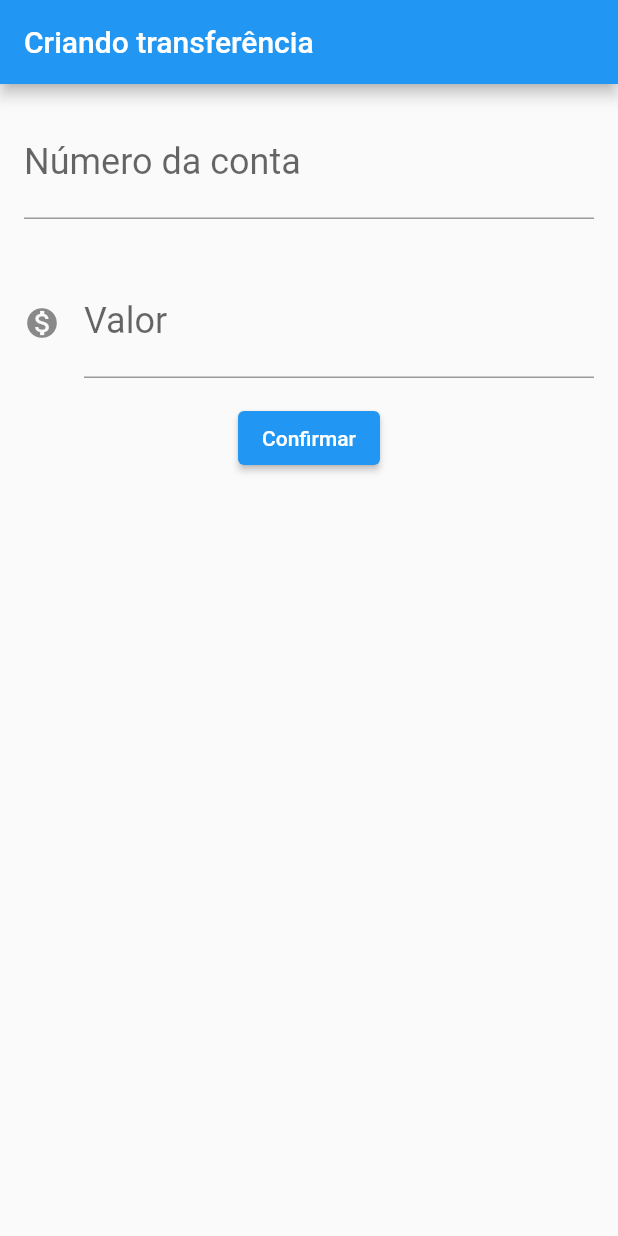
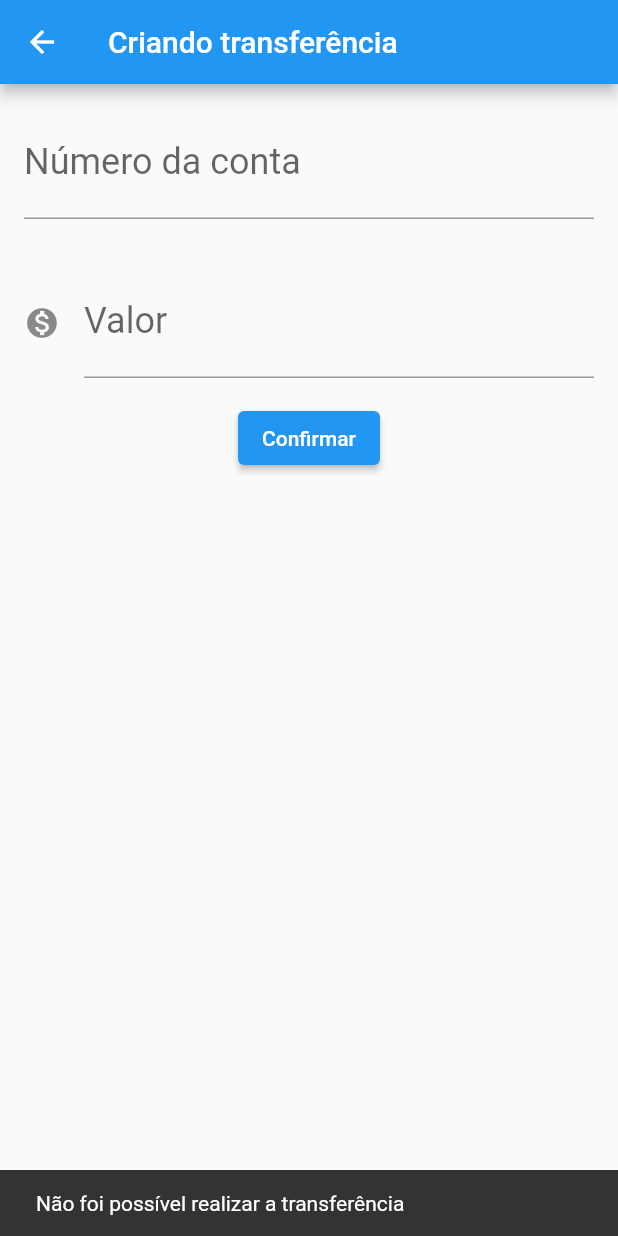
Before and after one commit to cleitonputtlitz/bytebank, a Flutter app: the FormularioTransferencia screen opened directly, after a tap on "Confirmar", on a phone screen of 412 x 824 dp. Run offline on Flutter 3.47's test engine with Material 2 defaults, Android fonts, the phone set to English and light mode, and no system bars.

Commit message:
transição entre telas e gerência de estados

```diff
--- a/lib/main.dart
+++ b/lib/main.dart
@@ -11,15 +11,23 @@ class BytebankApp extends StatelessWidget {
   Widget build(BuildContext context) {
     return MaterialApp(
       home: Scaffold(
-        body: FormularioTransferencia(),
-        //ListaTransferencias(),
+        body: ListaTransferencias(),
       ),
     );
   }
 }
 
-class FormularioTransferencia extends StatelessWidget {
-  const FormularioTransferencia({Key? key}) : super(key: key);
+class FormularioTransferencia extends StatefulWidget {
+  @override
+  _FormularioTransferenciaState createState() =>
+      _FormularioTransferenciaState();
+}
+
+class _FormularioTransferenciaState extends State<FormularioTransferencia> {
+  final TextEditingController _controladorCampoNumeroConta =
+      TextEditingController();
+
+  final TextEditingController _controladorCampoValor = TextEditingController();
 
   @override
   Widget build(BuildContext context) {
@@ -27,58 +35,81 @@ class FormularioTransferencia extends StatelessWidget {
       appBar: AppBar(
         title: Text("Criando transferência"),
       ),
-      body: Column(
-        children: [
-          Padding(
-            padding: const EdgeInsets.all(16.0),
-            child: TextField(
-                style: TextStyle(fontSize: 24.0),
-                decoration: InputDecoration(
-                  labelText: 'Número da conta',
-                  hintText: '0000',
-                ),
-              keyboardType: TextInputType.number,
-            ),
-          ),
-          Padding(
-            padding: const EdgeInsets.all(16.0),
-            child: TextField(
-                style: TextStyle(fontSize: 24.0),
-                decoration: InputDecoration(
-                  icon: Icon(Icons.monetization_on),
-              labelText: 'Valor',
-              hintText: '0.00',
-            ),
-            keyboardType: TextInputType.number,
-            ),
-          ),
-          ElevatedButton(onPressed: () {}, child: Text("Confirmar")),
-        ],
+      body: SingleChildScrollView(
+        child: Column(
+          children: [
+            Editor(
+                controlador: _controladorCampoNumeroConta,
+                rotulo: 'Número da conta',
+                dica: '0000'),
+            Editor(
+                controlador: _controladorCampoValor,
+                rotulo: 'Valor',
+                dica: '0.00',
+                icone: Icons.monetization_on),
+            ElevatedButton(
+                onPressed: () => _criaTransferencia(context),
+                child: Text("Confirmar")),
+          ],
+        ),
       ),
     );
   }
+
+  void _criaTransferencia(BuildContext context) {
+    final int? numeroConta = int.tryParse(_controladorCampoNumeroConta.text);
+    final double? valor = double.tryParse(_controladorCampoValor.text);
+    if (numeroConta != null && valor != null) {
+      final transferenciaCriada = Transferencia(valor, numeroConta);
+      print("Realizando a transferencia: ${transferenciaCriada.toString()}");
+      Navigator.pop(context, transferenciaCriada);
+    } else {
+      ScaffoldMessenger.of(context).showSnackBar(
+          //Apresenta conteúdo em uma barra na parte inferior da tela
+          SnackBar(content: Text("Não foi possível realizar a transferência")));
+    }
+  }
 }
 
-class ListaTransferencias extends StatelessWidget {
+class ListaTransferencias extends StatefulWidget {
+  final List<Transferencia> _transferencias = [];
+
+  @override
+  _ListaTransferenciasState createState() => _ListaTransferenciasState();
+}
+
+class _ListaTransferenciasState extends State<ListaTransferencias> {
   @override
   Widget build(BuildContext context) {
     return Scaffold(
       appBar: AppBar(
         title: Text("Transferências"),
       ),
-      body: Column(
-        children: [
-          ItemTransferencia(Transferencia(100.00, 123456)),
-          ItemTransferencia(Transferencia(200.00, 147852)),
-          ItemTransferencia(Transferencia(300.00, 25896)),
-          ItemTransferencia(Transferencia(400.00, 96321)),
-          ItemTransferencia(Transferencia(500.00, 96321)),
-        ],
+      body: ListView.builder(
+        itemCount: widget._transferencias.length,
+        itemBuilder: (context, indice) {
+          final transferencia = widget._transferencias[indice];
+          print("carregando transf $transferencia");
+          return ItemTransferencia(transferencia);
+        },
       ),
       floatingActionButton: FloatingActionButton(
         child: Icon(Icons.add),
         onPressed: () {
-          print("clicou no botão");
+          final Future future =
+              Navigator.push(context, MaterialPageRoute(builder: (context) {
+            return FormularioTransferencia();
+          }));
+          future.then((transferenciaRecebida) {
+            print('recebeu a transf. ${transferenciaRecebida.toString()}');
+            if (transferenciaRecebida != null) {
+              print(
+                  "widget._transferencias.length ${widget._transferencias.length}");
+              setState(() {
+                widget._transferencias.add(transferenciaRecebida);
+              });
+            }
+          });
         },
       ),
     );
@@ -106,5 +137,40 @@ class Transferencia {
   final double valor;
   final int numeroConta;
 
+  @override
+  String toString() {
+    return 'Transferencia{valor: $valor, numeroConta: $numeroConta}';
+  }
+
   Transferencia(this.valor, this.numeroConta);
 }
+
+class Editor extends StatelessWidget {
+  final TextEditingController controlador;
+  final String rotulo;
+  final String dica;
+  final IconData? icone;
+
+  Editor(
+      {required this.controlador,
+      required this.rotulo,
+      required this.dica,
+      this.icone});
+
+  @override
+  Widget build(BuildContext context) {
+    return Padding(
+      padding: const EdgeInsets.all(16.0),
+      child: TextField(
+        controller: controlador,
+        style: TextStyle(fontSize: 24.0),
+        decoration: InputDecoration(
+          icon: icone != null ? Icon(icone) : null,
+          labelText: rotulo,
+          hintText: dica,
+        ),
+        keyboardType: TextInputType.number,
+      ),
+    );
+  }
+}
```
Also changed, not shown: 1 other file.
